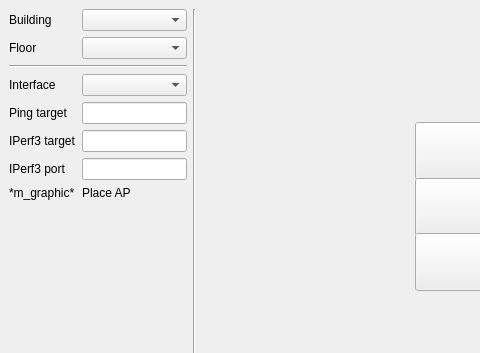
The window that ui/main.ui (Zateros/wifi_analyser_project) describes before a commit, drawn with Qt 5; both pictures show x 0 to 480 and y 0 to 353 of the 1331 by 713 pixel window.
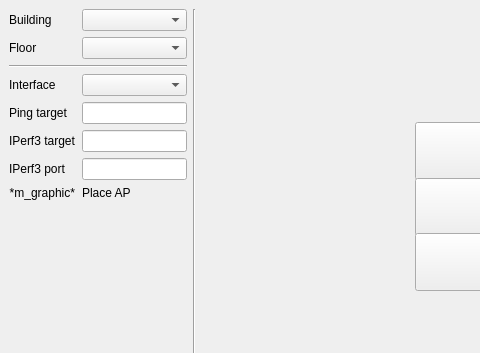
The same window after the commit. Icons and pictures are not drawn. Custom widgets are drawn as their Qt base class.

Commit message: Added mouse graphic recoloring according to the window's theme

Patch:
```diff
--- a/ui/main.ui
+++ b/ui/main.ui
@@ -184,6 +184,9 @@
         <property name="text">
          <string>*m_graphic*</string>
         </property>
+        <property name="alignment">
+         <set>Qt::AlignmentFlag::AlignRight|Qt::AlignmentFlag::AlignTrailing|Qt::AlignmentFlag::AlignVCenter</set>
+        </property>
        </widget>
       </item>
       <item row="7" column="1">
```
The commit also changes 4 other files.
